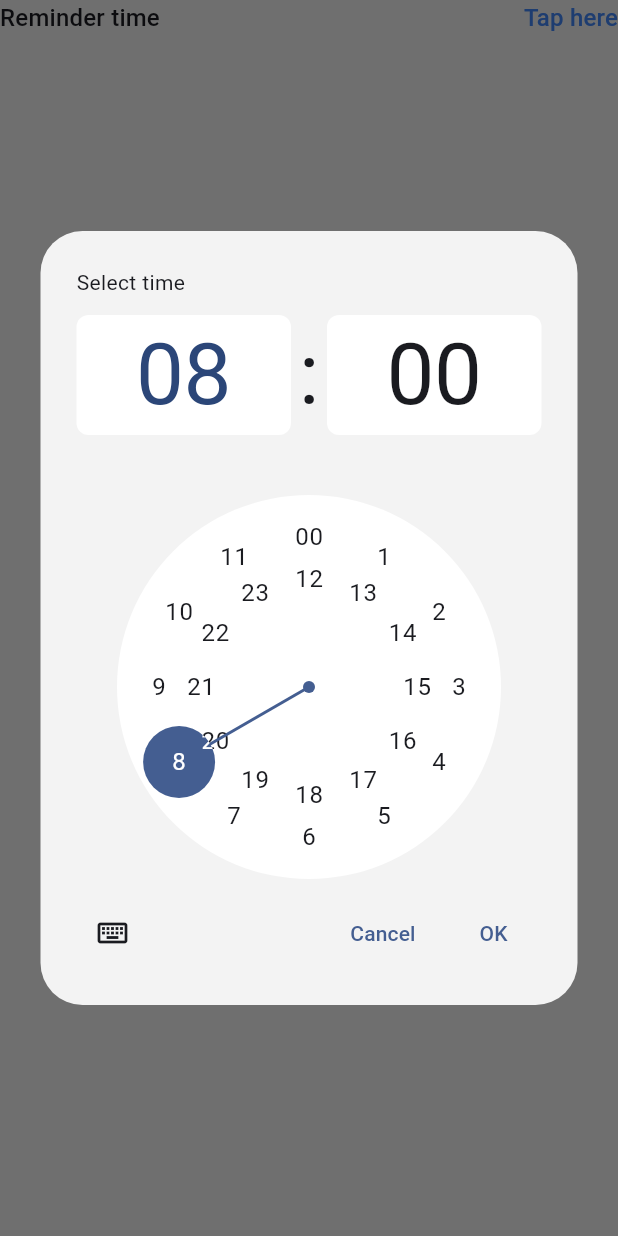
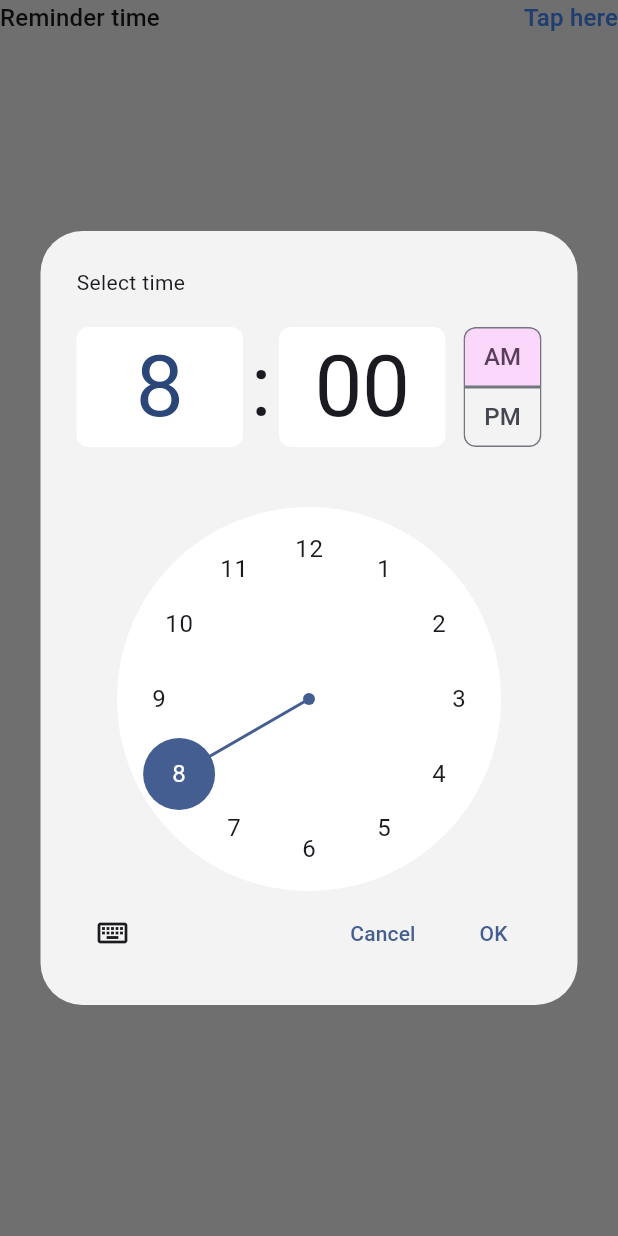
Before and after one commit to YoanMen/RecurAlarm, a Flutter app: the SelectTime widget shown alone on an empty page, opened directly, after a tap on "Tap here", on a phone screen of 412 x 824 dp. Run offline on Flutter 3.47's test engine with Material 2 defaults, Android fonts, the light colour scheme and no system bars; our stand-ins replace awesome_notifications, flutter_riverpod, fluttertoast, go_router, sqflite; missing offline and left inert: workmanager; accounts and stored records are empty; generated files the repository leaves out were written again.

Commit message:
some corrections

```diff
--- a/lib/domain/usecases/reminder_usecase.dart
+++ b/lib/domain/usecases/reminder_usecase.dart
@@ -92,15 +92,15 @@ class ReminderUsecase {
     final remindersToUpdate = <Reminder>[];
     for (var reminder in reminders) {
       if (reminder.remindersDate != null) {
-        bool allDatesPassed = false;
+        bool needUpdate = false;
         for (var i = 0; i < reminder.remindersDate!.length; i++) {
           if (reminder.remindersDate![i].isBefore(currentTime)) {
-            allDatesPassed = true;
+            needUpdate = true;
             break;
           }
         }
 
-        if (allDatesPassed) {
+        if (needUpdate) {
           remindersToUpdate.add(reminder);
         }
       }
--- a/lib/localization/app_en.arb
+++ b/lib/localization/app_en.arb
@@ -63,5 +63,6 @@
     "noTime": "You must enter a reminder time for your task",
     "reminderAdded": "Reminder added",
     "reminderDelete": "Reminder delete",
-    "reminderUpdated": "Reminder updated"
+    "reminderUpdated": "Reminder updated",
+    "save": "Save"
 }
--- a/lib/localization/app_fr.arb
+++ b/lib/localization/app_fr.arb
@@ -63,5 +63,6 @@
     "noTime": "Vous devez mettre une heure de rappel à votre tâche",
     "reminderAdded": "Rappel ajouté",
     "reminderDelete": "Rappel supprimé",
-    "reminderUpdated": "Rappel modifié"
+    "reminderUpdated": "Rappel modifié",
+    "save": "Valider"
 }
--- a/lib/presentation/reminder/screens/editing/editing_screen.dart
+++ b/lib/presentation/reminder/screens/editing/editing_screen.dart
@@ -108,7 +108,7 @@ Future editReminderBottomSheet(BuildContext context) {
                             SizedBox(
                               width: 100,
                               child: ButtonMaterial.blue(
-                                child: const Text("Save"),
+                                child: Text(AppLocalizations.of(context)!.save),
                                 onPressed: () => reminderViewModelRead
                                     .checkIfvalidate(context),
                               ),
--- a/lib/presentation/reminder/widgets/landing/reminder_card.dart
+++ b/lib/presentation/reminder/widgets/landing/reminder_card.dart
@@ -57,7 +57,8 @@ class ReminderCard extends ConsumerWidget {
                 mainAxisAlignment: MainAxisAlignment.spaceBetween,
                 children: [
                   Text(
-                      DateFormat.MMMEd(AppLocalizations.of(context)!.localeName)
+                      DateFormat.yMMMEd(
+                              AppLocalizations.of(context)!.localeName)
                           .format(reminder.remindersDate![0]),
                       style: TextStyle(
                           color: Colors.black.withOpacity(0.40), fontSize: 14)),
--- a/lib/presentation/reminder/widgets/select_time.dart
+++ b/lib/presentation/reminder/widgets/select_time.dart
@@ -23,8 +23,7 @@ class SelectTime extends ConsumerWidget {
               final timeSelected = await showTimePicker(
                   builder: (BuildContext context, Widget? child) {
                     return MediaQuery(
-                      data: MediaQuery.of(context)
-                          .copyWith(alwaysUse24HourFormat: true),
+                      data: MediaQuery.of(context),
                       child: child!,
                     );
                   },
@@ -39,7 +38,7 @@ class SelectTime extends ConsumerWidget {
               }
             },
             child: Text(
-              (ref.read(reminderViewModel).time == null)
+              (ref.watch(reminderViewModel).time == null)
                   ? AppLocalizations.of(context)!.tapHere
                   : ref.read(reminderViewModel).time!.format(context),
               style: Theme.of(context)
--- a/lib/services/notification_services.dart
+++ b/lib/services/notification_services.dart
@@ -38,7 +38,7 @@ class NotificationServices {
             body: reminder.task,
             category: NotificationCategory.Reminder,
             notificationLayout: NotificationLayout.Default,
-            locked: true,
+            locked: false,
             wakeUpScreen: true,
             actionType: ActionType.KeepOnTop,
             autoDismissible: false,
```
